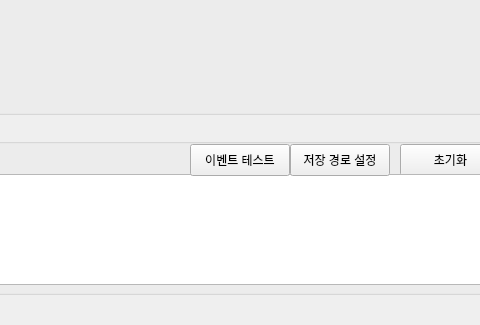
Qt form new_dslr_upgrade/mainUI.ui (BrotherMountain/ai_project_17) before a commit; both pictures show x 260 to 740 and y 359 to 684 of the 1072 by 684 pixel window.
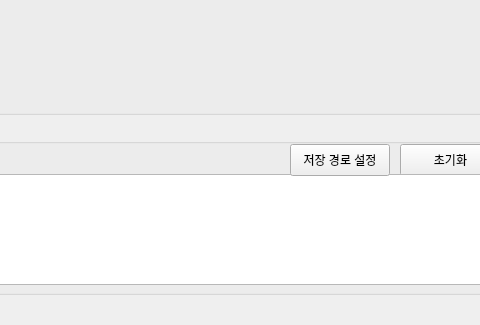
The same form after that commit.

Diff of the .ui file:
```diff
--- a/new_dslr_upgrade/mainUI.ui
+++ b/new_dslr_upgrade/mainUI.ui
@@ -248,19 +248,6 @@
       <string>모든 기능 비활성화</string>
      </property>
     </widget>
-    <widget class="QPushButton" name="event_test_button">
-     <property name="geometry">
-      <rect>
-       <x>440</x>
-       <y>20</y>
-       <width>100</width>
-       <height>32</height>
-      </rect>
-     </property>
-     <property name="text">
-      <string>이벤트 테스트</string>
-     </property>
-    </widget>
    </widget>
    <widget class="QGroupBox" name="function_line">
     <property name="geometry">
```
Left out of the diff: 2 changed lines with no effect on the pictures.
